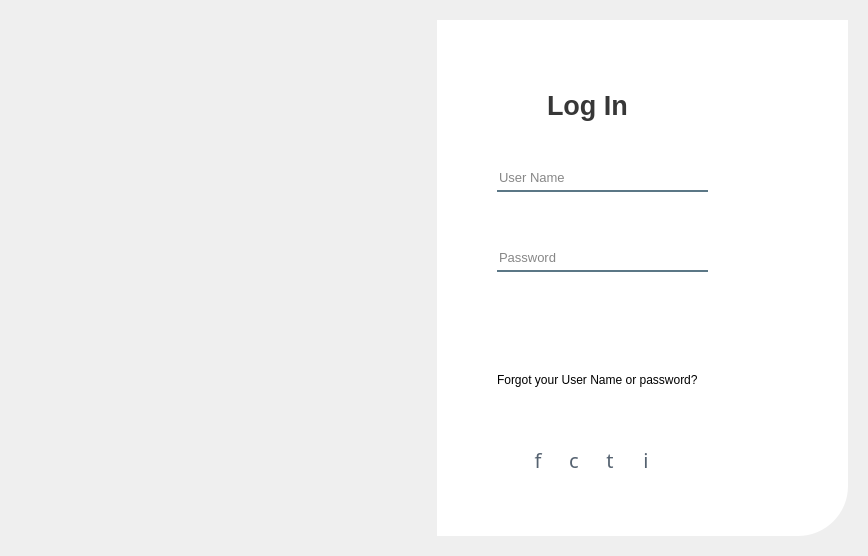
choieunchong/dental, file Dental/loginform.ui: the form before one commit.
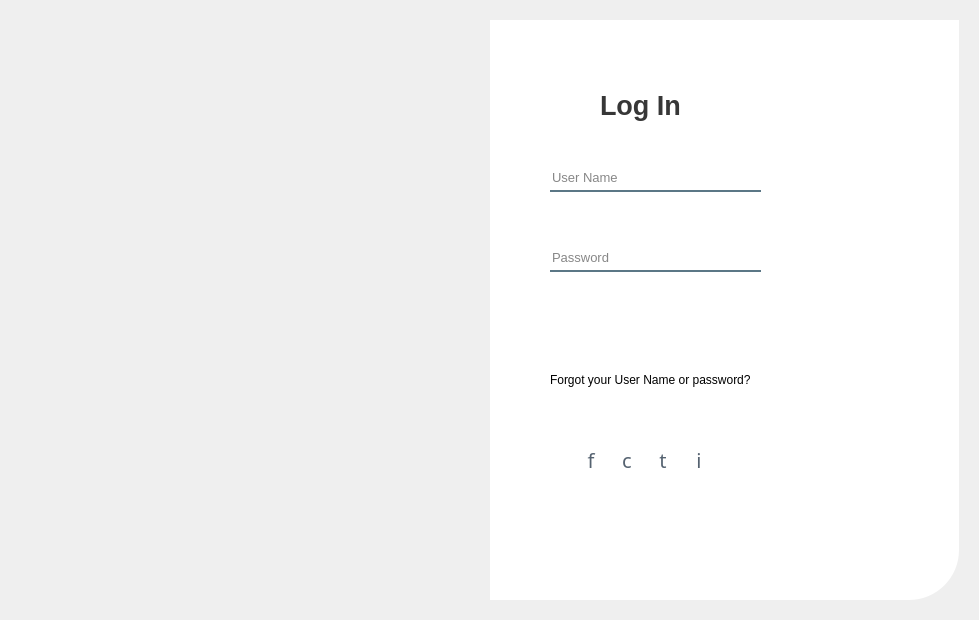
The form after the commit. Icons and pictures are not drawn.

Diff of the .ui file:
```diff
--- a/Dental/loginform.ui
+++ b/Dental/loginform.ui
@@ -9,8 +9,8 @@
    <rect>
     <x>0</x>
     <y>0</y>
-    <width>868</width>
-    <height>556</height>
+    <width>979</width>
+    <height>620</height>
    </rect>
   </property>
   <property name="windowTitle">
@@ -42,7 +42,10 @@
      </property>
      <layout class="QGridLayout" name="gridLayout">
       <item row="0" column="0">
-       <layout class="QHBoxLayout" name="horizontalLayout_2">
+       <layout class="QHBoxLayout" name="horizontalLayout_2" stretch="0,0">
+        <property name="spacing">
+         <number>0</number>
+        </property>
         <item>
          <widget class="QWidget" name="sdsd" native="true">
           <property name="styleSheet">
```
Left out of the diff: 2 changed lines with no effect on the pictures.
